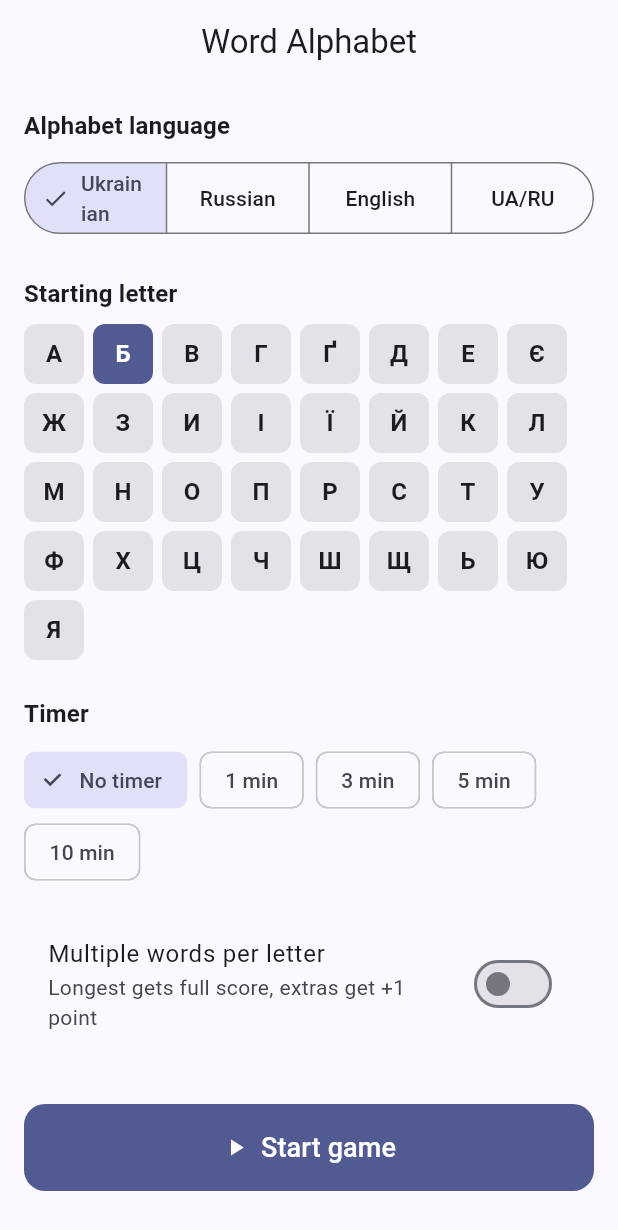
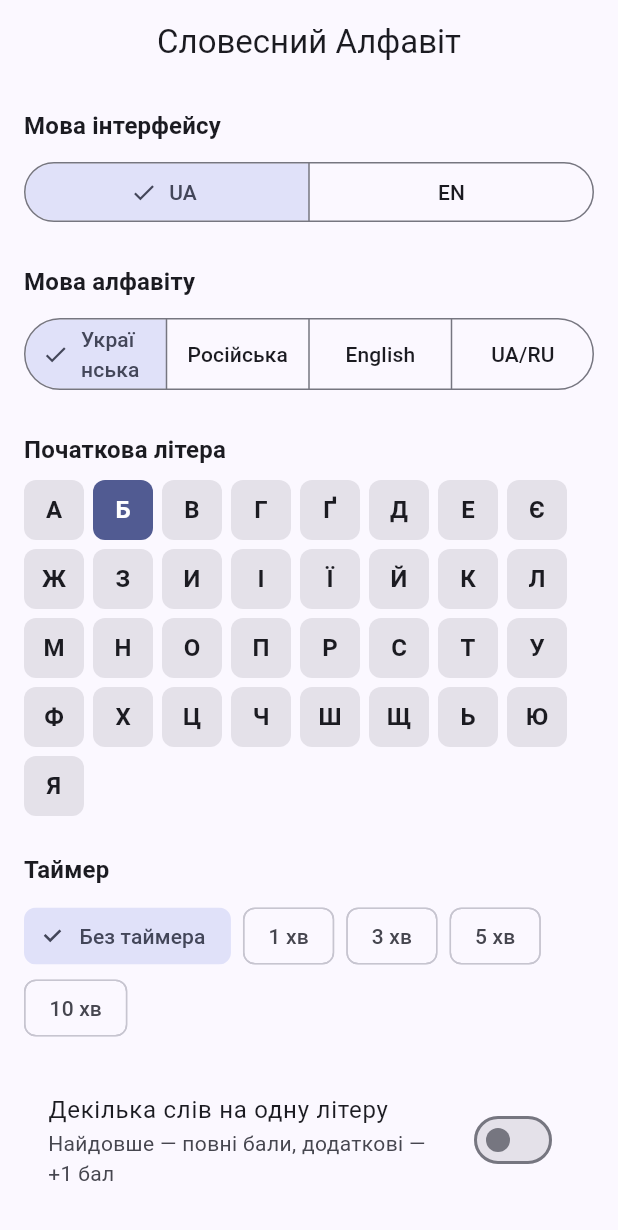
Before and after one commit to dimashimko/LetterBox, a Flutter app: the screen it shows after launch, on a phone screen of 412 x 824 dp. Shown: the top 1230 px of the screen. Run offline on Flutter 3.47's test engine with Material 3 defaults, Android fonts, the phone set to English and light mode, and no system bars; our stand-ins replace equatable, flutter_bloc.

Commit message:
created LetterBox (part 4) - added localization p2

```diff
--- /dev/null
+++ b/lib/cubits/locale_cubit.dart
@@ -0,0 +1,8 @@
+import 'dart:ui';
+import 'package:flutter_bloc/flutter_bloc.dart';
+
+class LocaleCubit extends Cubit<Locale> {
+  LocaleCubit() : super(const Locale('uk'));
+
+  void setLocale(Locale locale) => emit(locale);
+}
--- a/lib/l10n/app_en.arb
+++ b/lib/l10n/app_en.arb
@@ -29,6 +29,7 @@
   "errorLetterNotInAlphabet": "Letter \"{letter}\" is not in the alphabet",
   "errorDuplicate": "This word was already added",
   "errorLongerExists": "A longer word already exists (\"{word}\")",
+  "interfaceLanguageSection": "Interface language",
   "langUkrainian": "Ukrainian",
   "langRussian": "Russian",
   "langEnglish": "English",
--- a/lib/l10n/app_localizations.dart
+++ b/lib/l10n/app_localizations.dart
@@ -272,6 +272,12 @@ abstract class AppLocalizations {
   /// **'Вже є довше слово (\"{word}\")'**
   String errorLongerExists(String word);
 
+  /// No description provided for @interfaceLanguageSection.
+  ///
+  /// In uk, this message translates to:
+  /// **'Мова інтерфейсу'**
+  String get interfaceLanguageSection;
+
   /// No description provided for @langUkrainian.
   ///
   /// In uk, this message translates to:
--- a/lib/l10n/app_localizations_en.dart
+++ b/lib/l10n/app_localizations_en.dart
@@ -113,6 +113,9 @@ class AppLocalizationsEn extends AppLocalizations {
   }
 
   @override
+  String get interfaceLanguageSection => 'Interface language';
+
+  @override
   String get langUkrainian => 'Ukrainian';
 
   @override
--- a/lib/l10n/app_localizations_uk.dart
+++ b/lib/l10n/app_localizations_uk.dart
@@ -113,6 +113,9 @@ class AppLocalizationsUk extends AppLocalizations {
   }
 
   @override
+  String get interfaceLanguageSection => 'Мова інтерфейсу';
+
+  @override
   String get langUkrainian => 'Українська';
 
   @override
--- a/lib/l10n/app_uk.arb
+++ b/lib/l10n/app_uk.arb
@@ -97,6 +97,7 @@
       }
     }
   },
+  "interfaceLanguageSection": "Мова інтерфейсу",
   "langUkrainian": "Українська",
   "langRussian": "Російська",
   "langEnglish": "English",
--- a/lib/main.dart
+++ b/lib/main.dart
@@ -1,4 +1,6 @@
 import 'package:flutter/material.dart';
+import 'package:flutter_bloc/flutter_bloc.dart';
+import 'package:letter_box/cubits/locale_cubit.dart';
 import 'package:letter_box/l10n/app_localizations.dart';
 import 'package:letter_box/ui/screens/settings_screen.dart';
 
@@ -11,11 +13,16 @@ class LetterBoxApp extends StatelessWidget {
 
   @override
   Widget build(BuildContext context) {
+    return BlocProvider(
+      create: (_) => LocaleCubit(),
+      child: BlocBuilder<LocaleCubit, Locale>(
+        builder: (context, locale) {
           return MaterialApp(
             title: 'Letter Box',
             debugShowCheckedModeBanner: false,
             localizationsDelegates: AppLocalizations.localizationsDelegates,
             supportedLocales: AppLocalizations.supportedLocales,
+            locale: locale,
             theme: ThemeData(
               colorScheme: ColorScheme.fromSeed(
                 seedColor: Colors.indigo,
@@ -25,5 +32,8 @@ class LetterBoxApp extends StatelessWidget {
             ),
             home: const SettingsScreen(),
           );
+        },
+      ),
+    );
   }
 }
--- a/lib/ui/screens/settings_screen.dart
+++ b/lib/ui/screens/settings_screen.dart
@@ -1,5 +1,6 @@
 import 'package:flutter/material.dart';
 import 'package:flutter_bloc/flutter_bloc.dart';
+import 'package:letter_box/cubits/locale_cubit.dart';
 import 'package:letter_box/l10n/app_localizations.dart';
 import 'package:letter_box/cubits/settings_cubit.dart';
 import 'package:letter_box/cubits/settings_state.dart';
@@ -49,9 +50,29 @@ class _SettingsBody extends StatelessWidget {
             }
           }
 
+          final localeCubit = context.read<LocaleCubit>();
+          final currentLocale = context.watch<LocaleCubit>().state;
+
           return ListView(
             padding: const EdgeInsets.all(16),
             children: [
+              _SectionTitle(title: l10n.interfaceLanguageSection),
+              const SizedBox(height: 8),
+              SegmentedButton<Locale>(
+                segments: const [
+                  ButtonSegment(
+                    value: Locale('uk'),
+                    label: Text('UA'),
+                  ),
+                  ButtonSegment(
+                    value: Locale('en'),
+                    label: Text('EN'),
+                  ),
+                ],
+                selected: {currentLocale},
+                onSelectionChanged: (s) => localeCubit.setLocale(s.first),
+              ),
+              const SizedBox(height: 24),
               _SectionTitle(title: l10n.alphabetLanguageSection),
               const SizedBox(height: 8),
               SegmentedButton<AlphabetLanguage>(
```
Lines whose indentation alone changed are shown as unchanged.
